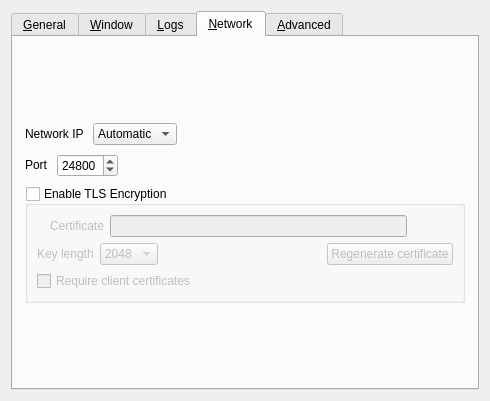
First picture: the form in src/lib/gui/dialogs/SettingsDialog.ui, repository youxia173/DeskConnect, before the edit.
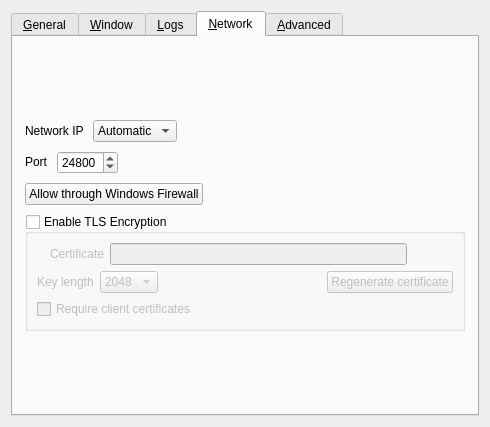
Second picture: the form after the edit. The open tabs and pages were chosen to show the change. Icons and pictures are not drawn.

The edit to the form file:
```diff
--- a/src/lib/gui/dialogs/SettingsDialog.ui
+++ b/src/lib/gui/dialogs/SettingsDialog.ui
@@ -195,16 +195,26 @@
           <item>
            <widget class="QCheckBox" name="cbFileTransferLimitSpeed">
             <property name="toolTip">
-             <string>Only applies on the server (keyboard/mouse host). Slow transfers so mouse and keyboard stay usable. Uncheck for maximum speed.</string>
+             <string>Slow file transfers so mouse and keyboard stay usable on the shared connection. Uncheck for maximum speed.</string>
             </property>
             <property name="text">
-             <string>Limit speed on server (keep mouse/keyboard responsive)</string>
+             <string>Limit transfer speed (keep mouse/keyboard responsive)</string>
             </property>
             <property name="checked">
              <bool>false</bool>
             </property>
            </widget>
           </item>
+          <item>
+           <widget class="QCheckBox" name="cbShellSendMenu">
+            <property name="toolTip">
+             <string>Add a right-click menu item on files (not folders) to send them with DeskConnect.</string>
+            </property>
+            <property name="text">
+             <string>Add &quot;Send with DeskConnect&quot; to Explorer right-click menu</string>
+            </property>
+           </widget>
+          </item>
           <item>
            <layout class="QHBoxLayout" name="horizontalLayoutFileTransferSpeed">
             <item>
@@ -741,6 +751,33 @@
          </item>
         </layout>
        </item>
+       <item>
+        <layout class="QHBoxLayout" name="horizontalLayoutFirewall">
+         <item>
+          <widget class="QPushButton" name="btnAddFirewallRule">
+           <property name="text">
+            <string>Allow through Windows Firewall</string>
+           </property>
+           <property name="toolTip">
+            <string>Add inbound firewall rules for deskflow-core and the TCP port (requires administrator approval).</string>
+           </property>
+          </widget>
+         </item>
+         <item>
+          <spacer name="horizontalSpacerFirewall">
+           <property name="orientation">
+            <enum>Qt::Orientation::Horizontal</enum>
+           </property>
+           <property name="sizeHint" stdset="0">
+            <size>
+             <width>40</width>
+             <height>20</height>
+            </size>
+           </property>
+          </spacer>
+         </item>
+        </layout>
+       </item>
        <item>
         <widget class="QGroupBox" name="groupSecurity">
          <property name="sizePolicy">
```
